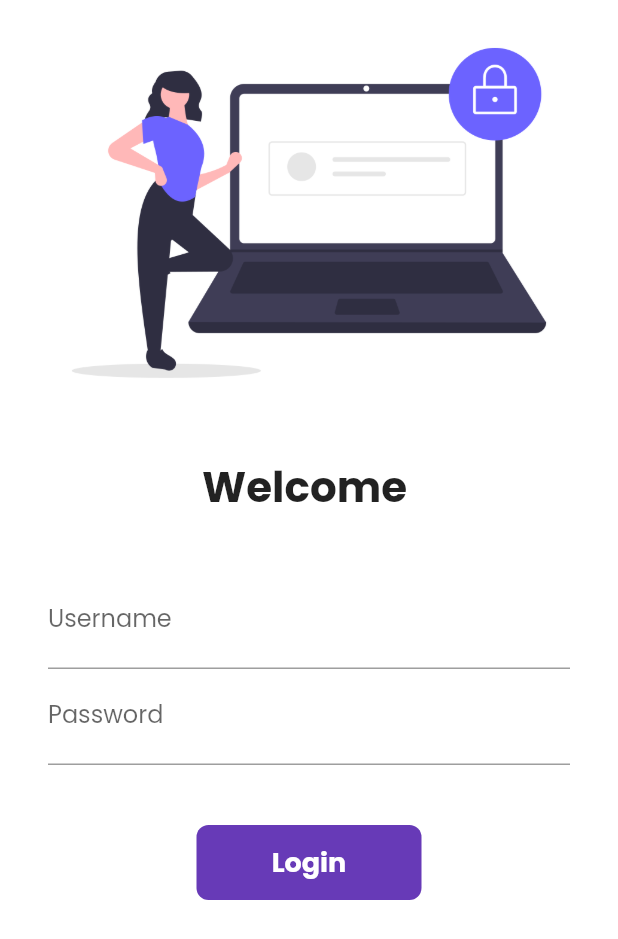
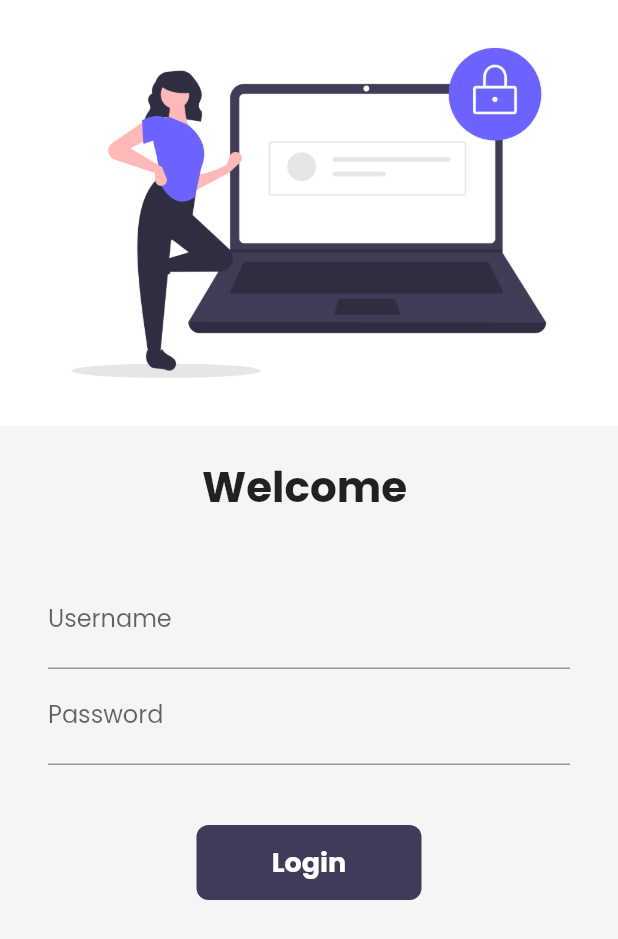
Before and after one commit to noormaniyar/flutter_coding, a Flutter app: the LoginPage screen opened by its route, on a phone screen of 412 x 824 dp. Shown: the top 939 px of the screen. Run offline on Flutter 3.47's test engine with Material 2 defaults, Android fonts, the phone set to English and light mode, and no system bars; our stand-ins replace google_fonts, velocity_x; network calls fail; key blocks and very long unbroken strings in the code were emptied for the run.

Commit message:
making themes dark and light themes

```diff
--- a/first_flutter/flutter_application_1/lib/pages/homepage.dart
+++ b/first_flutter/flutter_application_1/lib/pages/homepage.dart
@@ -45,7 +45,10 @@ class _HomePageState extends State<HomePage> {
       floatingActionButton: FloatingActionButton(
         onPressed: () => Navigator.pushNamed(context, MyRoutes.cartRoute),
         backgroundColor: MyTheme.darkBluishColor,
-        child: Icon(CupertinoIcons.cart),
+        child: Icon(
+          CupertinoIcons.cart,
+          color: Colors.white,
+        ),
       ),
       body: SafeArea(
         child:Container(
--- a/first_flutter/flutter_application_1/lib/pages/loginpage.dart
+++ b/first_flutter/flutter_application_1/lib/pages/loginpage.dart
@@ -1,5 +1,6 @@
 import 'package:flutter/material.dart';
 import 'package:flutter_application_1/utils/routes.dart';
+import 'package:velocity_x/velocity_x.dart';
 
 
 class LoginPage extends StatefulWidget {
@@ -32,7 +33,7 @@ class _LoginPageState extends State<LoginPage> {
   @override
   Widget build(BuildContext context) {
     return Material(
-        color: Colors.white,
+        color: context.canvasColor,
         child: SingleChildScrollView(
           child: Form(
             key: _formkey,
@@ -98,7 +99,7 @@ class _LoginPageState extends State<LoginPage> {
                       ),
 
                       Material(
-                        color: Colors.deepPurple,
+                        color: context.theme.buttonColor,
                         borderRadius:
                           BorderRadius.circular(changeButton ? 50 : 8),
                         child: InkWell(
--- a/first_flutter/flutter_application_1/lib/widgets/home_widgets/catalog_image.dart
+++ b/first_flutter/flutter_application_1/lib/widgets/home_widgets/catalog_image.dart
@@ -11,6 +11,6 @@ class CatalogImage extends StatelessWidget {
     Widget build(BuildContext context) {
       return Image.network(
         image,
-        ).box.rounded.p8.color(MyTheme.creamColor).make().p16().w40(context);
+        ).box.rounded.p8.color(context.canvasColor).make().p16().w40(context);
     }
   }
--- a/first_flutter/flutter_application_1/lib/widgets/themes.dart
+++ b/first_flutter/flutter_application_1/lib/widgets/themes.dart
@@ -3,21 +3,38 @@ import 'package:google_fonts/google_fonts.dart';
 
 class MyTheme{
   static ThemeData lightTheme(BuildContext context) => ThemeData(
-      primarySwatch: Colors.deepPurple,
-      fontFamily: GoogleFonts.poppins().fontFamily,
+    primarySwatch: Colors.deepPurple,
+    fontFamily: GoogleFonts.poppins().fontFamily,
+      cardColor: Colors.white,
+      canvasColor: creamColor,
+      buttonColor: darkBluishColor,
+      accentColor: darkBluishColor,
       appBarTheme: AppBarTheme(
         color: Colors.white,
         elevation: 0.0,
         iconTheme: IconThemeData(color: Colors.black),
         textTheme: Theme.of(context).textTheme,
-      )
+    )
   );
 
   static ThemeData darkTheme(BuildContext context) => ThemeData(
-      brightness: Brightness.dark,
+    brightness: Brightness.dark,
+    fontFamily: GoogleFonts.poppins().fontFamily,
+    cardColor: Colors.black,
+    canvasColor: darkCreamColor,
+    buttonColor: lightBluishColor,
+    accentColor: darkBluishColor,
+    appBarTheme: AppBarTheme(
+      color: Colors.black,
+      elevation: 0.0,
+      iconTheme: IconThemeData(color: Colors.white),
+      textTheme: Theme.of(context).textTheme,
+    )
   );
 
   //colors
   static Color creamColor = Color(0xfff5f5f5);
   static Color darkBluishColor = Color(0xff403b58);
+  static Color darkCreamColor = Color(0xfff5b5b5);
+  static Color lightBluishColor = Color(0xff406b58);
 }
```
Also changed, not shown: first_flutter/flutter_application_1/lib/pages/home_detail_page.dart (+8 -6 lines), first_flutter/flutter_application_1/lib/widgets/home_widgets/catalog_list.dart (+4 -4 lines).
